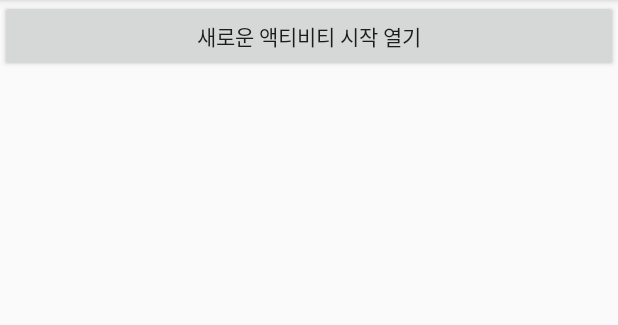
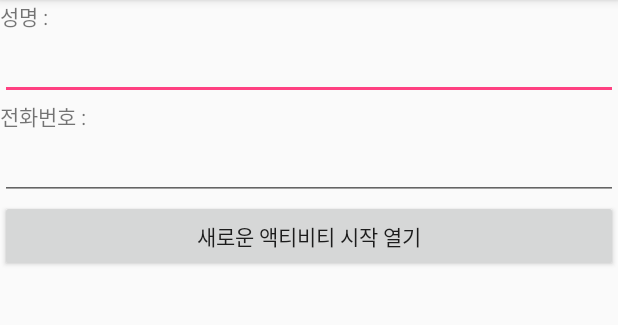
Before and after one commit to kimyejintobi/Activity, an Android app: the screen it shows after launch (MainActivity), on a phone screen of 412 x 824 dp, the part 84-409 px from its top. Run offline under Robolectric (Android 15) with nearby library versions, the phone set to English and light mode, and no system bars.

Commit message:
#4 MainActivity

```diff
--- a/app/src/main/java/kr/hs/emirim/petto99/activitytest/MainActivity.java
+++ b/app/src/main/java/kr/hs/emirim/petto99/activitytest/MainActivity.java
@@ -1,7 +1,10 @@
 package kr.hs.emirim.petto99.activitytest;
 
+import android.content.Intent;
 import android.support.v7.app.AppCompatActivity;
 import android.os.Bundle;
+import android.view.View;
+import android.widget.Button;
 
 public class MainActivity extends AppCompatActivity {
 
@@ -9,5 +12,15 @@ public class MainActivity extends AppCompatActivity {
     protected void onCreate(Bundle savedInstanceState) {
         super.onCreate(savedInstanceState);
         setContentView(R.layout.activity_main);
+        Button butMain=(Button)findViewById(R.id.but_main);
+        butMain.setOnClickListener(butMainHandler);
     }
+
+    View.OnClickListener butMainHandler=new View.OnClickListener(){
+        @Override
+            public void onClick(View view){
+                Intent intent=new Intent(MainActivity.this, SecondActivity.class);
+                startActivity(intent);
+        }
+    };
 }
--- a/app/src/main/res/layout/activity_main.xml
+++ b/app/src/main/res/layout/activity_main.xml
@@ -4,7 +4,38 @@
     xmlns:tools="http://schemas.android.com/tools"
     android:layout_width="match_parent"
     android:layout_height="match_parent"
+    android:orientation="vertical"
     tools:context="kr.hs.emirim.petto99.activitytest.MainActivity">
+
+    <LinearLayout
+        android:layout_width="match_parent"
+        android:layout_height="wrap_content"
+        android:orientation="vertical"
+        >
+        <TextView
+            android:layout_width="wrap_content"
+            android:layout_height="wrap_content"
+            android:text="성명 : "
+            />
+     <EditText
+         android:id="@+id/but_name"
+         android:layout_width="match_parent"
+         android:layout_height="wrap_content" />
+
+        <TextView
+            android:layout_width="wrap_content"
+            android:layout_height="wrap_content"
+            android:text="전화번호 : "
+           />
+        <EditText
+            android:id="@+id/but_tel"
+            android:layout_width="match_parent"
+            android:layout_height="wrap_content"
+            android:inputType="phone"
+            />
+
+
+    </LinearLayout>
 
     <Button
         android:id="@+id/but_main"
```
Also changed, not shown: app/src/main/java/kr/hs/emirim/petto99/activitytest/SecondActivity.java (+11 -0 lines), app/src/main/res/layout/activity_second.xml (+10 -0 lines).
